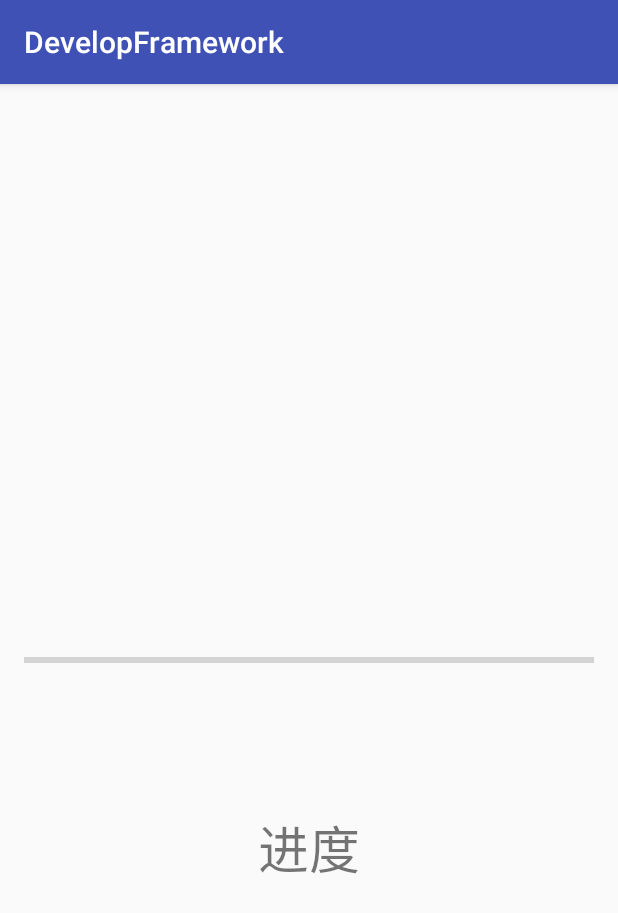
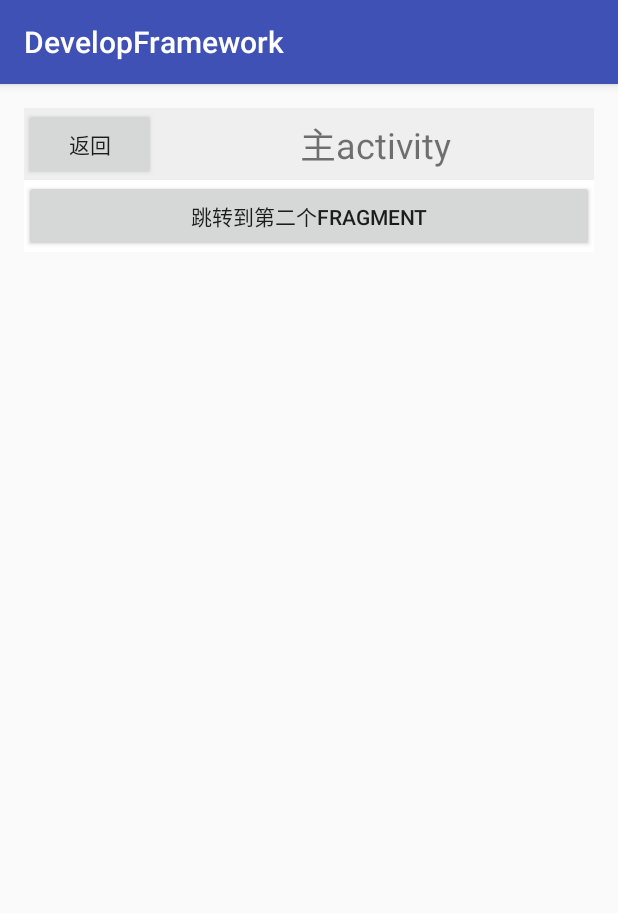
Before and after one commit to wobenhetu/DevelopFramework, an Android app: the screen it shows after launch (DownLoadManagerActivity before the commit, HomeActivity after it), after a tap on an icon or button, on a phone screen of 412 x 824 dp. Shown: the top 913 px of the screen. Run offline under Robolectric (Android 15) with nearby library versions, the phone set to English and light mode, and no system bars; our stand-ins replace ButterKnife; libraries missing offline, so code that uses them is left out: com.daimajia.androidanimations; plain views replace NestedListView; pictures from the network do not load; 5 statements that could not run were skipped.

```diff
--- a/app/src/main/AndroidManifest.xml
+++ b/app/src/main/AndroidManifest.xml
@@ -36,6 +36,8 @@
         </activity>
         <activity android:name=".downloadModule.DownLoadManagerActivity">
         </activity>
+        <activity android:name=".fragmentmodule.HomeActivity">
+        </activity>
     </application>
 
 </manifest>
--- a/app/src/main/java/com/dvp/base/fenwu/developframework/MainActivity.java
+++ b/app/src/main/java/com/dvp/base/fenwu/developframework/MainActivity.java
@@ -27,6 +27,7 @@ import com.dvp.base.fenwu.developframework.demo.bean.TestBean;
 import com.dvp.base.fenwu.developframework.demo.bean.TestGson;
 import com.dvp.base.fenwu.developframework.demo.interfaces.ApiService;
 import com.dvp.base.fenwu.developframework.downloadModule.DownLoadManagerActivity;
+import com.dvp.base.fenwu.developframework.fragmentmodule.HomeActivity;
 import com.dvp.base.fenwu.developframework.ui.activity.MultiFragmentActivity;
 import com.dvp.base.fenwu.developframework.ui.activity.RxjavaTest1Activity;
 import com.google.gson.Gson;
@@ -72,7 +73,7 @@ public class MainActivity extends AppCompatActivity
             {
                /* Snackbar.make(view, "Replace with your own action", Snackbar.LENGTH_LONG)
                         .setAction("Action", null).show();*/
-                Intent intent = new Intent(MainActivity.this, DownLoadManagerActivity.class);
+                Intent intent = new Intent(MainActivity.this, HomeActivity.class);
                 startActivity(intent);
 
             }
--- /dev/null
+++ b/app/src/main/java/com/dvp/base/fenwu/developframework/fragmentmodule/HomeActivity.java
@@ -0,0 +1,79 @@
+package com.dvp.base.fenwu.developframework.fragmentmodule;
+
+import android.app.FragmentManager;
+import android.app.FragmentTransaction;
+import android.os.Bundle;
+import android.support.v7.app.AppCompatActivity;
+import android.widget.Button;
+import android.widget.FrameLayout;
+import android.widget.LinearLayout;
+import android.widget.TextView;
+
+import com.dvp.base.fenwu.developframework.R;
+import com.dvp.base.fenwu.developframework.ui.activity.BlankFragment1;
+import com.dvp.base.fenwu.developframework.ui.activity.BlankFragment4;
+
+import butterknife.Bind;
+import butterknife.ButterKnife;
+import butterknife.OnClick;
+
+public class HomeActivity extends AppCompatActivity
+{
+
+    @Bind(R.id.back_btn)
+    Button backBtn;
+    @Bind(R.id.title_ll)
+    LinearLayout titleLl;
+    @Bind(R.id.content_fl)
+    FrameLayout contentFl;
+    @Bind(R.id.activity_home)
+    LinearLayout activityHome;
+
+
+    FragmentManager fragmentManager;
+    FragmentTransaction transaction;
+    @Bind(R.id.search_tv)
+    TextView searchTv;
+
+
+    @Override
+    protected void onCreate(Bundle savedInstanceState)
+    {
+        super.onCreate(savedInstanceState);
+        setContentView(R.layout.activity_home);
+        ButterKnife.bind(this);
+
+        BlankFragment1 fragment1 = new BlankFragment1();
+       /* BlankFragment2 fragment2 = new BlankFragment2();
+        BlankFragment3 fragment3 = new BlankFragment3();
+        BlankFragment4 fragment4 = new BlankFragment4();*/
+
+
+        fragmentManager = getFragmentManager();
+        transaction = fragmentManager
+                .beginTransaction();
+        transaction.replace(R.id.content_fl, fragment1);
+       /* transaction.add(R.id.content_fl, fragment2);
+        transaction.add(R.id.content_fl, fragment3);
+        transaction.add(R.id.content_fl, fragment4);*/
+        transaction.commit();
+    }
+
+    @OnClick(R.id.back_btn)
+    public void onClick()
+    {
+        // 返回上一个fragment
+        fragmentManager.popBackStack();
+    }
+
+    @OnClick(R.id.search_tv)
+    public void onClick1()
+    {
+        BlankFragment4 blankFragment4 = new BlankFragment4();
+        transaction = fragmentManager.beginTransaction();
+//当前的fragment会被myJDEditFragment替换
+        transaction.replace(R.id.content_fl, blankFragment4);
+        transaction.addToBackStack(null);
+        transaction.commit();
+    }
+}
--- a/app/src/main/java/com/dvp/base/fenwu/developframework/ui/activity/BlankFragment1.java
+++ b/app/src/main/java/com/dvp/base/fenwu/developframework/ui/activity/BlankFragment1.java
@@ -2,22 +2,27 @@ package com.dvp.base.fenwu.developframework.ui.activity;
 
 
 import android.app.Fragment;
+import android.app.FragmentManager;
+import android.app.FragmentTransaction;
 import android.os.Bundle;
 import android.view.LayoutInflater;
 import android.view.View;
 import android.view.ViewGroup;
+import android.widget.Button;
 
 import com.dvp.base.adapter.listviewadapter.BaseAdapterHelper;
 import com.dvp.base.adapter.listviewadapter.QuickAdapter;
 import com.dvp.base.fenwu.developframework.R;
 import com.dvp.base.view.NestedListView;
 
-//import android.support.v4.app.Fragment;
 import java.util.ArrayList;
 import java.util.List;
 
 import butterknife.Bind;
 import butterknife.ButterKnife;
+import butterknife.OnClick;
+
+//import android.support.v4.app.Fragment;
 
 /**
  * A simple {@link Fragment} subclass.
@@ -30,7 +35,15 @@ public class BlankFragment1 extends Fragment
     NestedListView listview;
 
     QuickAdapter adapter;
+    @Bind(R.id.btn_next)
+    Button btnNext;
     private List<String> mData = new ArrayList<>();
+
+    // Fragment管理对象
+    private FragmentManager manager;
+    private FragmentTransaction ft;
+
+
     public BlankFragment1()
     {
         // Required empty public constructor
@@ -51,25 +64,40 @@ public class BlankFragment1 extends Fragment
 
     private void init()
     {
+
+        manager = getFragmentManager();
+
         for (int i = 0; i < 10; i++)
         {
-            mData.add("aaaaa"+i);
+            mData.add("aaaaa" + i);
         }
 
-        adapter = new QuickAdapter<String>(getActivity(),R.layout.item_list_aaa,mData)
+        adapter = new QuickAdapter<String>(getActivity(), R.layout.item_list_aaa, mData)
         {
             @Override
-            protected void convert(BaseAdapterHelper baseAdapterHelper, String  o)
+            protected void convert(BaseAdapterHelper baseAdapterHelper, String o)
             {
-                baseAdapterHelper.setText(R.id.tv,o.toString());
+                baseAdapterHelper.setText(R.id.tv, o.toString());
             }
         };
         listview.setAdapter(adapter);
     }
+
     @Override
     public void onDestroyView()
     {
         super.onDestroyView();
         ButterKnife.unbind(this);
     }
+
+    @OnClick(R.id.btn_next)
+    public void onClick()
+    {
+        BlankFragment2 blankFragment2 = new BlankFragment2();
+        ft = manager.beginTransaction();
+//当前的fragment会被myJDEditFragment替换
+        ft.replace(R.id.content_fl, blankFragment2);
+        ft.addToBackStack(null);
+        ft.commit();
+    }
 }
--- /dev/null
+++ b/app/src/main/res/layout/activity_home.xml
@@ -0,0 +1,45 @@
+<?xml version="1.0" encoding="utf-8"?>
+<LinearLayout
+    android:id="@+id/activity_home"
+    xmlns:android="http://schemas.android.com/apk/res/android"
+    xmlns:tools="http://schemas.android.com/tools"
+    android:layout_width="match_parent"
+    android:layout_height="match_parent"
+    android:paddingBottom="@dimen/activity_vertical_margin"
+    android:paddingLeft="@dimen/activity_horizontal_margin"
+    android:paddingRight="@dimen/activity_horizontal_margin"
+    android:paddingTop="@dimen/activity_vertical_margin"
+    android:orientation="vertical"
+    tools:context="com.dvp.base.fenwu.developframework.fragmentmodule.HomeActivity">
+
+
+    <LinearLayout
+        android:background="#EFEFEF"
+        android:orientation="horizontal"
+        android:id="@+id/title_ll"
+        android:layout_width="match_parent"
+        android:layout_height="48dp">
+        <Button
+            android:id="@+id/back_btn"
+            android:text="返回"
+            android:layout_width="wrap_content"
+            android:layout_height="wrap_content"/>
+
+         <TextView
+             android:text="主activity"
+             android:id="@+id/search_tv"
+             android:textSize="24sp"
+             android:gravity="center"
+             android:layout_gravity="center"
+             android:layout_width="match_parent"
+             android:layout_height="wrap_content"/>
+
+    </LinearLayout>
+
+    <FrameLayout
+        android:id="@+id/content_fl"
+        android:layout_width="match_parent"
+        android:layout_height="match_parent">
+
+    </FrameLayout>
+</LinearLayout>
--- a/app/src/main/res/layout/fragment_blank_fragment1.xml
+++ b/app/src/main/res/layout/fragment_blank_fragment1.xml
@@ -1,14 +1,20 @@
-<FrameLayout xmlns:android="http://schemas.android.com/apk/res/android"
+<LinearLayout xmlns:android="http://schemas.android.com/apk/res/android"
              xmlns:tools="http://schemas.android.com/tools"
              android:layout_width="match_parent"
              android:layout_height="wrap_content"
+              android:orientation="vertical"
              android:background="@android:color/white"
              tools:context="com.dvp.base.fenwu.developframework.ui.activity.BlankFragment1">
 
     <!-- TODO: Update blank fragment layout -->
+    <Button
+        android:id="@+id/btn_next"
+        android:text="跳转到第二个fragment"
+        android:layout_width="match_parent"
+        android:layout_height="wrap_content"/>
    <com.dvp.base.view.NestedListView
        android:id="@+id/listview"
        android:layout_width="match_parent"
        android:layout_height="wrap_content"></com.dvp.base.view.NestedListView>
 
-</FrameLayout>
+</LinearLayout>
--- a/app/src/main/res/layout/fragment_blank_fragment2.xml
+++ b/app/src/main/res/layout/fragment_blank_fragment2.xml
@@ -2,9 +2,15 @@
              xmlns:tools="http://schemas.android.com/tools"
              android:layout_width="match_parent"
              android:layout_height="300dp"
+              android:orientation="vertical"
               android:background="@android:color/holo_orange_light"
              tools:context="com.dvp.base.fenwu.developframework.ui.activity.BlankFragment2">
 
+    <Button
+        android:id="@+id/btn_next"
+        android:text="跳转到第三个fragment"
+        android:layout_width="match_parent"
+        android:layout_height="wrap_content"/>
     <!-- TODO: Update blank fragment layout -->
     <TextView
         android:layout_width="match_parent"
```
Also changed, not shown: app/src/main/java/com/dvp/base/fenwu/developframework/ui/activity/BlankFragment2.java (+38 -1 lines), app/src/main/java/com/dvp/base/fenwu/developframework/ui/activity/BlankFragment3.java (+39 -1 lines), app/src/main/res/layout/fragment_blank_fragment3.xml (+8 -2 lines).
